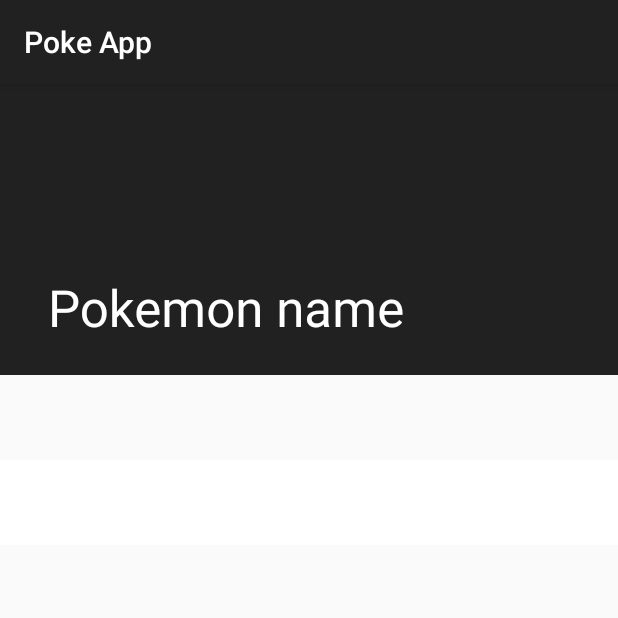
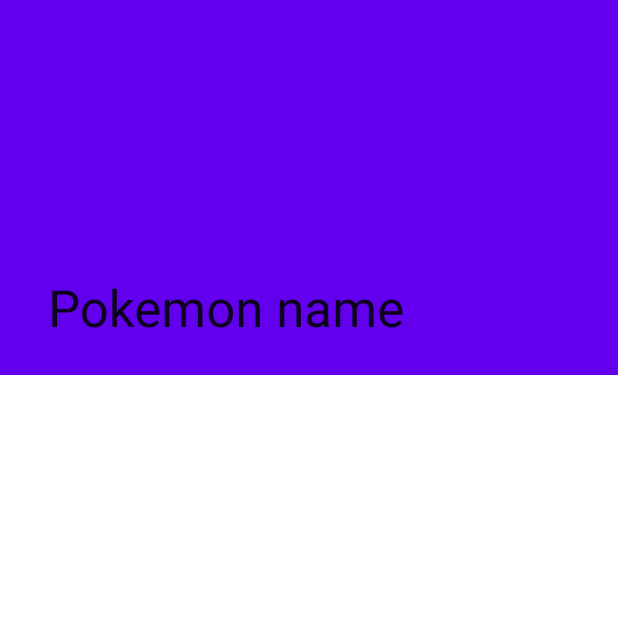
Before and after one commit to Abv1206/pokeapp, an Android app built with Jetpack Compose: the DetailActivity screen opened directly, with no data from a screen before it, on a phone screen of 412 x 824 dp, the top half of it. Run offline under Robolectric (Android 15) with nearby library versions, the phone set to English and light mode, and no system bars; our stand-ins replace data binding; network calls fail; 2 statements that could not run were skipped.

Commit message:
No material 3. Fixed appbarlayout issue

```diff
--- a/app/build.gradle
+++ b/app/build.gradle
@@ -69,9 +69,9 @@ dependencies {
     implementation 'androidx.compose.ui:ui'
     implementation 'androidx.compose.ui:ui-graphics'
     implementation 'androidx.compose.ui:ui-tooling-preview'
-    implementation 'androidx.compose.material3:material3'
+    //implementation 'androidx.compose.material3:material3'
     implementation 'androidx.appcompat:appcompat:1.4.1'
-    implementation 'com.google.android.material:material:1.5.0'
+    implementation 'com.google.android.material:material:1.9.0'
     implementation 'androidx.constraintlayout:constraintlayout:2.1.3'
     implementation 'androidx.activity:activity-ktx:1.7.1'
     implementation 'androidx.lifecycle:lifecycle-runtime-ktx:2.6.1'
--- a/app/src/main/java/com/albertbonet/pokeapp/ui/detail/DetailActivity.kt
+++ b/app/src/main/java/com/albertbonet/pokeapp/ui/detail/DetailActivity.kt
@@ -10,7 +10,6 @@ import com.albertbonet.pokeapp.R
 import com.albertbonet.pokeapp.databinding.ActivityDetailBinding
 import com.albertbonet.pokeapp.model.Pokemon
 import com.albertbonet.pokeapp.ui.common.getPokemonImageById
-import com.albertbonet.pokeapp.ui.common.getPokemonImageUrl
 import com.albertbonet.pokeapp.ui.common.loadUrl
 import kotlinx.coroutines.launch
 
@@ -39,7 +38,7 @@ class DetailActivity : AppCompatActivity() {
 
     private fun updateUI(pokemon: Pokemon) = with(binding) {
         pokemonDetailToolbar.title = pokemon.name
-        pokemonDetailInfo.setPokemon(pokemon)
+        //pokemonDetailInfo.setPokemon(pokemon)
         pokemonArtImage.loadUrl(getPokemonImageById(pokemon.id.toString()))
         pokemonDetailSummary.text = "Hardcoded summary"
     }
--- a/app/src/main/res/layout/activity_detail.xml
+++ b/app/src/main/res/layout/activity_detail.xml
@@ -16,7 +16,7 @@
         <com.google.android.material.appbar.AppBarLayout
             android:layout_width="match_parent"
             android:layout_height="wrap_content"
-            android:theme="@style/AppTheme.DarkOverlay"
+            android:theme="@style/Theme.PokeApp.NoActionBar"
             android:fitsSystemWindows="true">
 
             <com.google.android.material.appbar.CollapsingToolbarLayout
@@ -31,7 +31,7 @@
                     android:layout_width="match_parent"
                     android:layout_height="match_parent"
                     android:fitsSystemWindows="true"
-                    android:scaleType="centerCrop"
+                    android:scaleType="fitCenter"
                     app:layout_collapseMode="parallax"
                     tools:src="@mipmap/ic_launcher" />
 
@@ -64,15 +64,15 @@
                     android:textAppearance="@style/TextAppearance.AppCompat.Medium"
                     tools:text="Lorem ipsum" />
 
-                <com.albertbonet.pokeapp.ui.detail.PokemonDetailInfoView
-                    android:id="@+id/pokemon_detail_info"
-                    android:layout_width="match_parent"
-                    android:layout_height="wrap_content"
-                    android:padding="16dp"
-                    android:lineSpacingMultiplier="1.5"
-                    android:textAppearance="@style/TextAppearance.AppCompat.Medium"
-                    android:background="?attr/colorSurface"
-                    tools:text="Lorem ipsum" />
+<!--                <com.albertbonet.pokeapp.ui.detail.PokemonDetailInfoView-->
+<!--                    android:id="@+id/pokemon_detail_info"-->
+<!--                    android:layout_width="match_parent"-->
+<!--                    android:layout_height="wrap_content"-->
+<!--                    android:padding="16dp"-->
+<!--                    android:lineSpacingMultiplier="1.5"-->
+<!--                    android:textAppearance="@style/TextAppearance.AppCompat.Medium"-->
+<!--                    android:background="?attr/colorSurface"-->
+<!--                    tools:text="Lorem ipsum" />-->
 
             </LinearLayout>
 
--- a/app/src/main/res/values/themes.xml
+++ b/app/src/main/res/values/themes.xml
@@ -1,7 +1,19 @@
 <?xml version="1.0" encoding="utf-8"?>
 <resources>
 
-    <style name="Theme.PokeApp" parent="Theme.AppCompat.Light.DarkActionBar" />
+    <style name="Theme.PokeApp" parent="Theme.MaterialComponents.Light.DarkActionBar" />
+    <style name="Theme.PokeApp.NoActionBar" parent="Theme.MaterialComponents.Light.NoActionBar" >
+    </style>
 
-    <style name="AppTheme.DarkOverlay" parent="@style/ThemeOverlay.MaterialComponents.Dark.ActionBar" />
+    <style name="AppTheme.DarkOverlay" parent="@style/ThemeOverlay.MaterialComponents.ActionBar" />
+
+    <!--<style name="AppTheme.Dark" parent="Theme.Material3.Dark.NoActionBar">
+        <item name="collapsingToolbarLayoutStyle">@style/Widget.App.CollapsingToolbar</item>
+        <item name="android:fitsSystemWindows">true</item>
+    </style>
+
+    <style name="AppTheme.Light" parent="Theme.Material3.Light.NoActionBar">
+        <item name="collapsingToolbarLayoutStyle">@style/Widget.App.CollapsingToolbar</item>
+        <item name="android:fitsSystemWindows">true</item>
+    </style>-->
 </resources>
```
Also changed, not shown: app/src/main/AndroidManifest.xml (+3 -4 lines), app/src/main/java/com/albertbonet/pokeapp/ui/theme/Theme.kt (+6 -3 lines), app/src/main/java/com/albertbonet/pokeapp/ui/theme/Type.kt (+6 -3 lines), app/src/main/res/layout/activity_main.xml (+27 -5 lines), app/src/main/res/values/styles.xml (added, +7 -0 lines).
